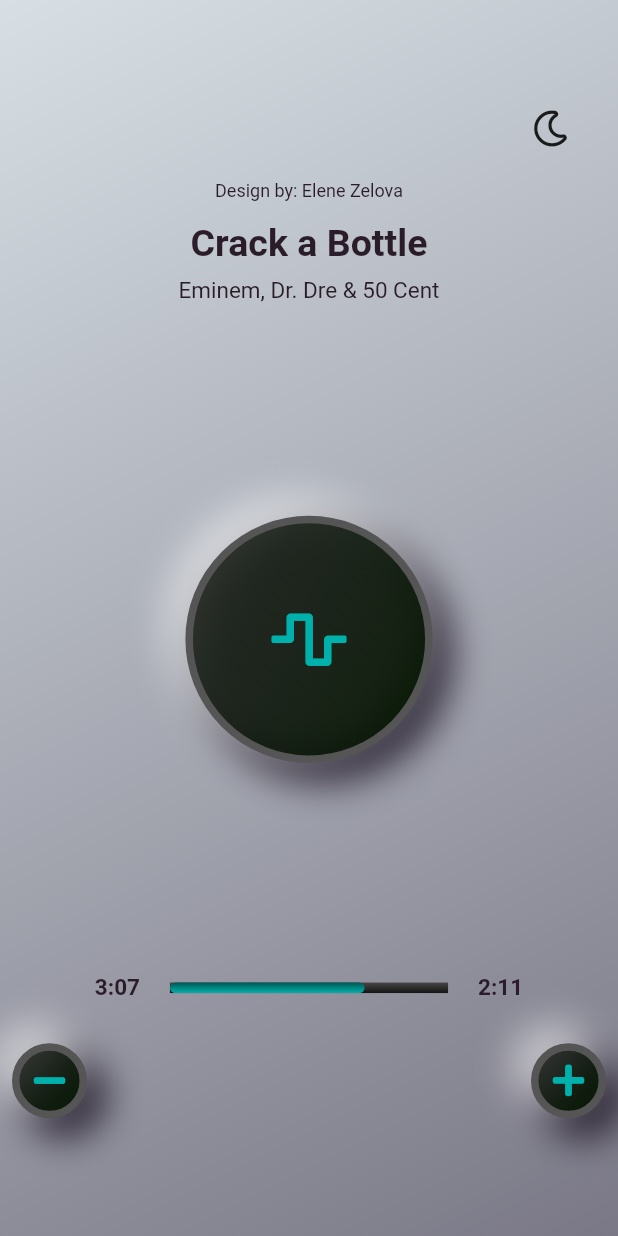
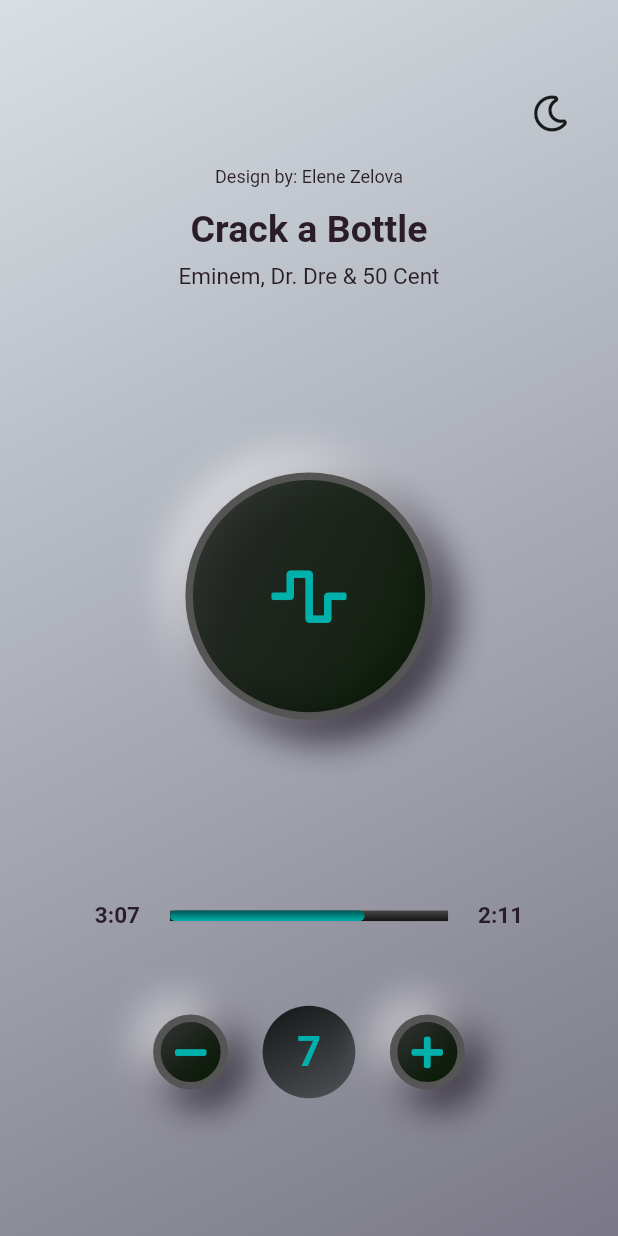
Before and after one commit to maxgdev/neumorphic_mp, a Flutter app: the screen it shows after launch, on a phone screen of 412 x 824 dp. Run offline on Flutter 3.47's test engine with Material 2 defaults, Android fonts, the phone set to English and light mode, and no system bars; our stand-ins replace font_awesome_flutter.

Commit message:
Added & styled volume text indicator

```diff
--- a/lib/neu_page.dart
+++ b/lib/neu_page.dart
@@ -180,7 +180,26 @@ class _NuePageState extends State<NuePage> {
                         // IconButton(
                           // icon: Icon(FontAwesomeIcons.minus, color: themeColorLight),
                           // onPressed: () {}),
-                        Spacer(),
+                        Container(
+                          height: _height * 0.15,
+                          width: _width * 0.15,
+                          margin: EdgeInsets.symmetric(horizontal: 15),
+                          decoration: BoxDecoration(
+                            shape: BoxShape.circle,
+                            gradient: LinearGradient(
+                              colors: [Colors.black, bgColorDarkTop],
+                              begin: Alignment.topLeft,
+                              end: Alignment.bottomRight
+                            ),
+                          ),
+                          child: Center(child: Text(
+                            "7",
+                            style: TextStyle(
+                              fontSize: 28,
+                              fontWeight: FontWeight.w600,
+                              color: themeColorLight,
+                              ),)),
+                        ),
 
                         VolumeButton(
                           btnRadius: 10,
--- a/lib/volume_button.dart
+++ b/lib/volume_button.dart
@@ -34,13 +34,13 @@ class VolumeButton extends StatelessWidget {
               ? [
                   BoxShadow(
                     color: Color(0xff090010).withOpacity(0.7),
-                    offset: Offset(10, 10),
+                    offset: Offset(8, 8),
                     blurRadius: 20.0,
                     spreadRadius: 4.0,
                   ),
                   BoxShadow(
                     color: Colors.white.withOpacity(0.5),
-                    offset: Offset(-10, -10),
+                    offset: Offset(-8, -8),
                     blurRadius: 20.0,
                     spreadRadius: 4.0,
                   )
@@ -48,14 +48,14 @@ class VolumeButton extends StatelessWidget {
               : [
                   BoxShadow(
                     color: Color(0xff090010).withOpacity(0.7),
-                    offset: Offset(10, 10),
-                    blurRadius: 20.0,
+                    offset: Offset(6, 6),
+                    blurRadius: 15.0,
                     spreadRadius: 4.0,
                   ),
                   BoxShadow(
                     color: themeColorLight.withOpacity(0.5),
-                    offset: Offset(-10, -10),
-                    blurRadius: 20.0,
+                    offset: Offset(-6, -6),
+                    blurRadius: 15.0,
                     spreadRadius: 4.0,
                   ),
                 ],
```
